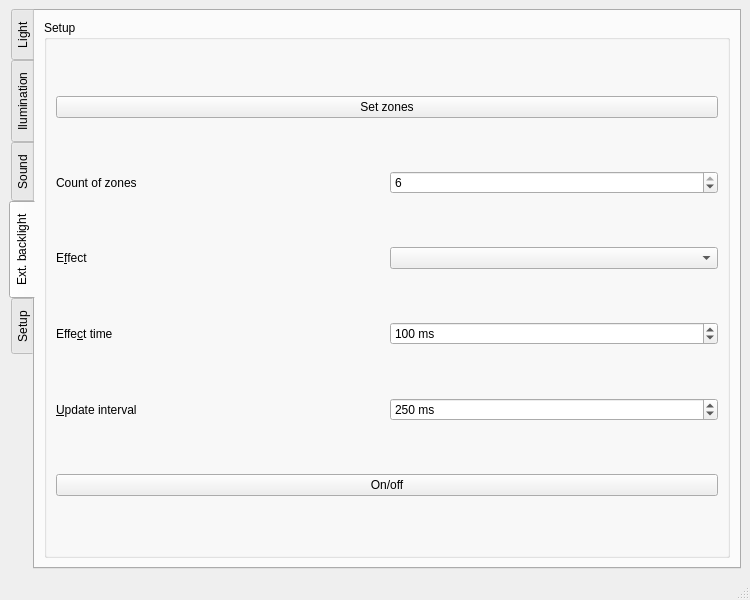
Qt form software/mainwindow.ui (elektro-NIK/P3DA) before a commit.
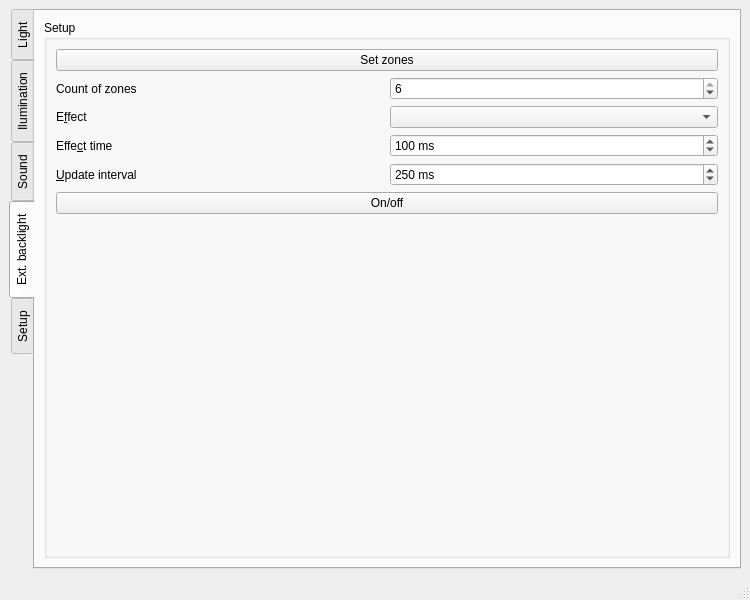
The same form after that commit. The open tabs and pages were chosen to show the change. Icons and pictures are not drawn. Custom widgets are drawn as their Qt base class.

The edit to the form file:
```diff
--- a/software/mainwindow.ui
+++ b/software/mainwindow.ui
@@ -1978,6 +1978,19 @@
              </property>
             </widget>
            </item>
+           <item row="11" column="1" colspan="2">
+            <widget class="QLabel" name="label_img">
+             <property name="sizePolicy">
+              <sizepolicy hsizetype="Minimum" vsizetype="Minimum">
+               <horstretch>0</horstretch>
+               <verstretch>0</verstretch>
+              </sizepolicy>
+             </property>
+             <property name="text">
+              <string/>
+             </property>
+            </widget>
+           </item>
           </layout>
          </widget>
         </item>
```
